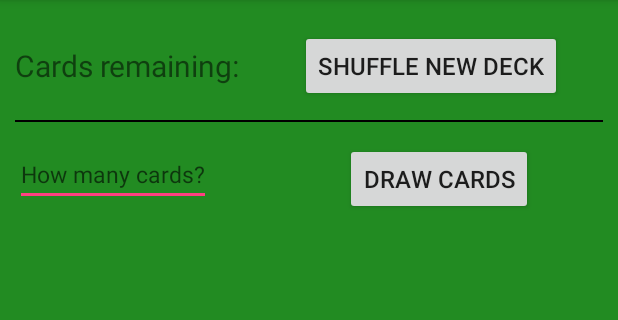
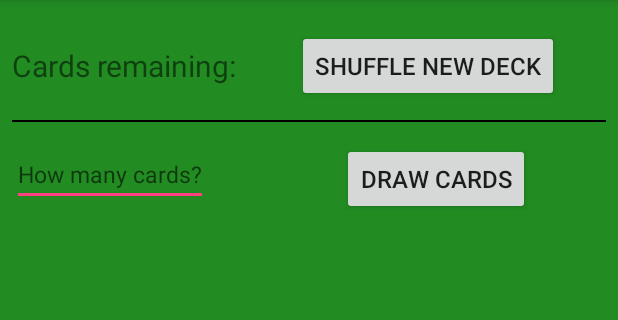
Before and after one commit to Campawa/PracticalRetake, an Android app: the screen it shows after launch (MainActivity), on a phone screen of 412 x 824 dp, the part 84-404 px from its top. Run offline under Robolectric (Android 15) with nearby library versions, the phone set to English and light mode, and no system bars.

Commit message:
commit again

```diff
--- a/app/src/main/java/com/example/chelsi/practicalretake/CardService.java
+++ b/app/src/main/java/com/example/chelsi/practicalretake/CardService.java
@@ -17,5 +17,5 @@ public interface CardService {
     Call<CardResponse> getCardResponse();
 
     @GET("{deck_id}/draw/?count")
-    Call<CardResponse> getNewCards(@Path("deck_id") String newCards);
+    Call<CardResponse> getNewCards(@Path("deck_id") String newCards, @Query("count") int num_cards);
 }
--- a/app/src/main/res/layout/activity_main.xml
+++ b/app/src/main/res/layout/activity_main.xml
@@ -3,8 +3,8 @@
     xmlns:android="http://schemas.android.com/apk/res/android"
     android:layout_width="match_parent"
     android:layout_height="match_parent"
-    android:paddingRight="10dp"
-    android:paddingLeft="10dp"
+    android:paddingRight="@dimen/mypadding"
+    android:paddingLeft="@dimen/padding"
     android:background="#228B22">
 
     <TextView
@@ -13,7 +13,7 @@
         android:layout_height="wrap_content"
         android:layout_alignParentTop="true"
         android:layout_marginTop="30dp"
-        android:text="Cards remaining: "
+        android:text="@string/cards_remaining"
         android:textSize="20sp"
         android:layout_marginRight="50dp"/>
 
@@ -23,13 +23,13 @@
         android:layout_height="wrap_content"
         android:layout_marginTop="20dp"
         android:layout_marginLeft="190dp"
-        android:text="Shuffle New Deck"
+        android:text="@string/shuffle_new_deck"
         android:textSize="16sp"
         />
 
     <View
         android:layout_width="match_parent"
-        android:layout_height="1dp"
+        android:layout_height="@dimen/viewheight"
         android:layout_marginTop="80dp"
         android:background="@android:color/black"/>
 
@@ -41,7 +41,7 @@
         android:layout_alignParentStart="true"
         android:layout_alignParentTop="true"
         android:layout_marginTop="95dp"
-        android:hint="How many cards?"
+        android:hint="@string/how_many_cards"
         android:textSize="15sp"
         android:inputType="number"/>
 
@@ -51,7 +51,7 @@
         android:layout_height="wrap_content"
         android:layout_marginLeft="220dp"
         android:layout_alignTop="@+id/editText"
-        android:text="Draw Cards"
+        android:text="@string/draw_cards"
         android:textSize="16sp" />
 
 
--- /dev/null
+++ b/app/src/main/res/values/dimens.xml
@@ -0,0 +1,6 @@
+<?xml version="1.0" encoding="utf-8"?>
+<resources>
+    <dimen name="padding">8dp</dimen>
+    <dimen name="mypadding">8dp</dimen>
+    <dimen name="viewheight">1dp</dimen>
+</resources>
--- a/app/src/main/res/values/strings.xml
+++ b/app/src/main/res/values/strings.xml
@@ -1,3 +1,7 @@
 <resources>
     <string name="app_name">PracticalRetake</string>
+    <string name="cards_remaining">Cards remaining:</string>
+    <string name="shuffle_new_deck">Shuffle New Deck</string>
+    <string name="draw_cards">Draw Cards</string>
+    <string name="how_many_cards">How many cards?</string>
 </resources>
```
Also changed, not shown: app/src/main/java/com/example/chelsi/practicalretake/CardAdapter.java (+7 -2 lines), app/src/main/java/com/example/chelsi/practicalretake/CardModel.java (+31 -1 lines), app/src/main/java/com/example/chelsi/practicalretake/CardResponse.java (+4 -4 lines), app/src/main/java/com/example/chelsi/practicalretake/CardViewHolder.java (+13 -0 lines), app/src/main/java/com/example/chelsi/practicalretake/MainActivity.java (+56 -27 lines).
